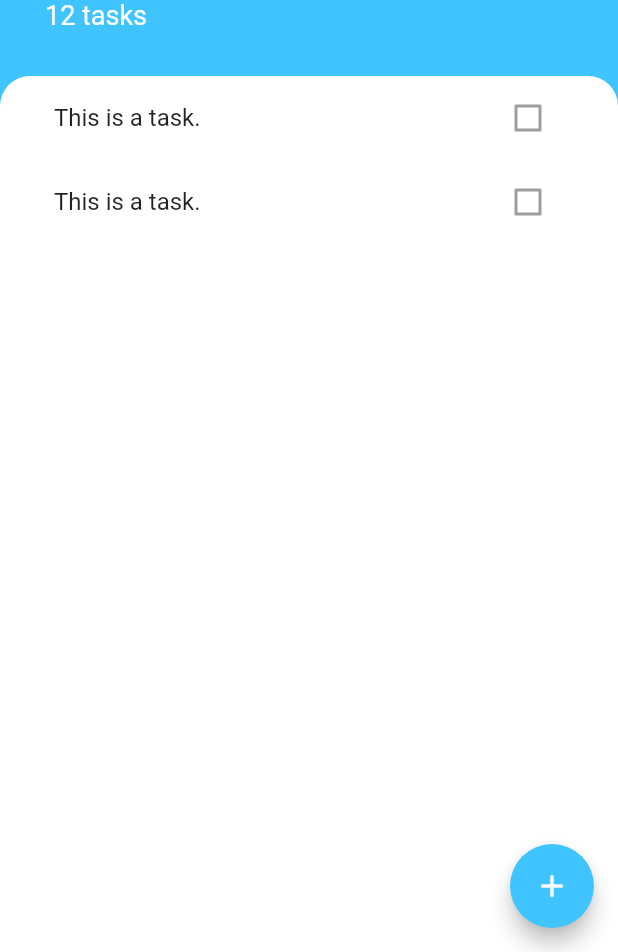
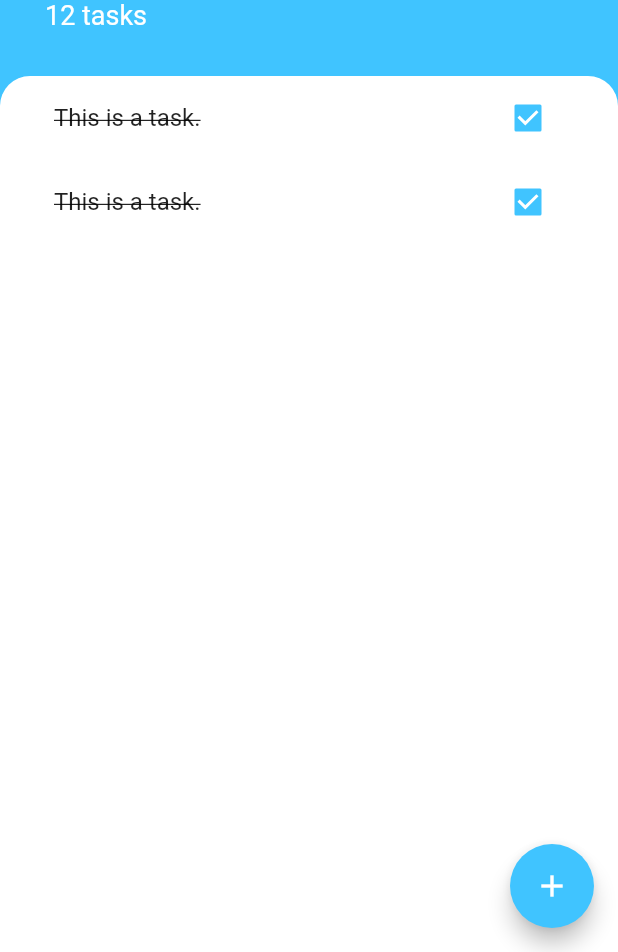
Before and after one commit to mcz9mm/todoey_flutter, a Flutter app: the screen it shows after launch, on a phone screen of 412 x 824 dp, the part 284-1236 px from its top. Run offline on Flutter 3.47's test engine with Material 2 defaults, Android fonts, the phone set to English and light mode, and no system bars.

Commit message:
taskTile imprement add callback state

```diff
--- a/lib/widgets/task_tile.dart
+++ b/lib/widgets/task_tile.dart
@@ -1,14 +1,43 @@
 import 'package:flutter/material.dart';
 
-class TaskTile extends StatelessWidget {
+class TaskTile extends StatefulWidget {
+  @override
+  _TaskTileState createState() => _TaskTileState();
+}
+
+class _TaskTileState extends State<TaskTile> {
+  bool isChecked = true;
 
   @override
   Widget build(BuildContext context) {
     return ListTile(
-      title: Text('This is a task.'),
-      trailing: Checkbox(
-        value: false,
+      title: Text(
+        'This is a task.',
+        style: TextStyle(
+          decoration: isChecked ? TextDecoration.lineThrough : null,
+        ),
       ),
+      trailing: TaskCheckbox(isChecked, (bool checkboxState) {
+        setState(() {
+          isChecked = checkboxState;
+        });
+      }),
     );
   }
 }
+
+class TaskCheckbox extends StatelessWidget {
+  final bool checkboxState;
+  final Function toggleCheckboxState;
+
+  TaskCheckbox(this.checkboxState, this.toggleCheckboxState);
+
+  @override
+  Widget build(BuildContext context) {
+    return Checkbox(
+      activeColor: Colors.lightBlueAccent,
+      value: checkboxState,
+      onChanged: toggleCheckboxState,
+    );
+  }
+}
```
